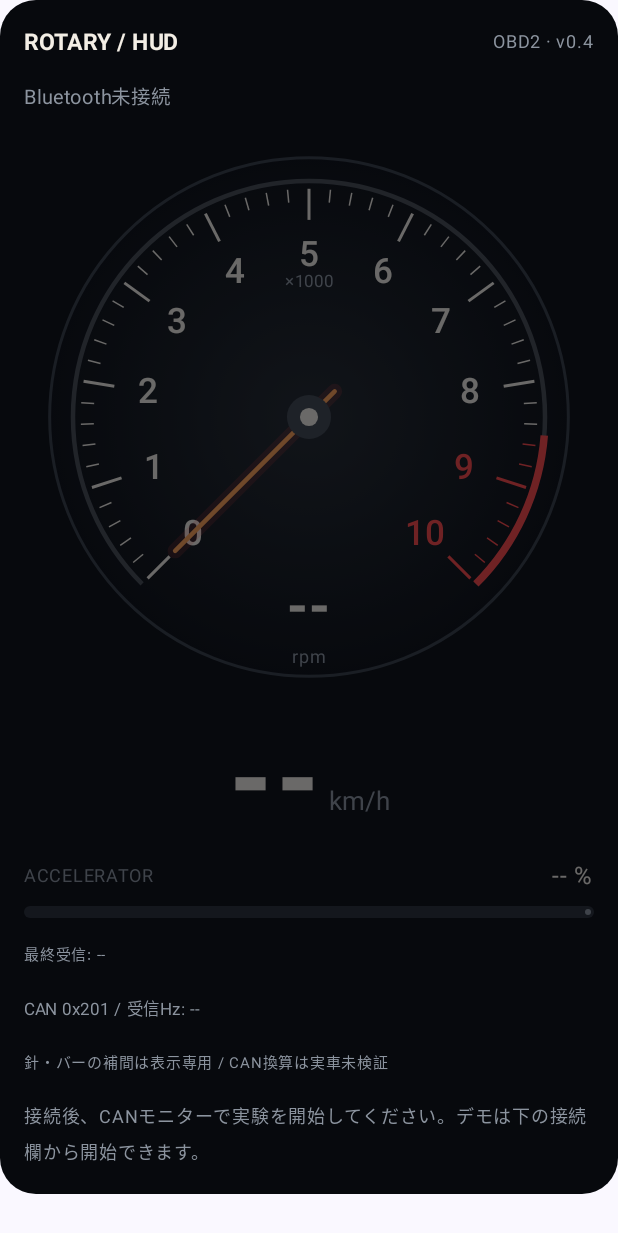
After one commit to nekodamasi34/CarDashBoard, an Android app built with Jetpack Compose: the composable HudScreen shown on its own in the app's theme, on a phone screen of 412 x 824 dp. The commit adds this screen. Shown: the top 1233 px of the screen. Run offline under Robolectric (Android 15) with nearby library versions, the phone set to English and light mode, and no system bars.

Commit message:
Release ver0.4

```diff
--- a/app/build.gradle.kts
+++ b/app/build.gradle.kts
@@ -15,8 +15,8 @@ android {
         applicationId = "dev.aw.cardashboard"
         minSdk = 31
         targetSdk = 36
-        versionCode = 5
-        versionName = "0.3.2"
+        versionCode = 6
+        versionName = "0.4"
 
         testInstrumentationRunner = "androidx.test.runner.AndroidJUnitRunner"
     }
--- a/app/src/main/java/dev/aw/cardashboard/CanFrameParser.kt
+++ b/app/src/main/java/dev/aw/cardashboard/CanFrameParser.kt
@@ -23,14 +23,16 @@ object CanFrameParser {
     fun parseLines(raw: String, now: Long) = raw.split('\r', '\n').mapNotNull { parse(it, now) }
 }
 
-data class Rx8CanValues(val rpm: Float, val speedKmh: Double)
+data class Rx8CanValues(val rpm: Float, val speedKmh: Double, val acceleratorPercent: Float = 0f)
 /** Unverified on Japanese 2005 RX-8. Offsets are zero based; big endian. */
 class Rx8CanDecoder(val rpmOffset: Int = 0, val rpmDivisor: Double = 4.0,
     val speedOffset: Int = 4, val speedBias: Double = 10000.0, val speedDivisor: Double = 100.0) {
     fun decode(frame: CanFrame): Rx8CanValues? {
         if (frame.id != 0x201 || frame.data.size != 8) return null
         fun word(offset: Int) = frame.data[offset] * 256 + frame.data[offset + 1]
-        return Rx8CanValues((word(rpmOffset) / rpmDivisor).toFloat(), (word(speedOffset) - speedBias) / speedDivisor)
+        return Rx8CanValues((word(rpmOffset) / rpmDivisor).toFloat(),
+            ((word(speedOffset) - speedBias) / speedDivisor).coerceAtLeast(0.0),
+            (frame.data[6] / 2f).coerceIn(0f, 100f))
     }
 }
 
--- /dev/null
+++ b/app/src/main/java/dev/aw/cardashboard/HudScreen.kt
@@ -0,0 +1,141 @@
+package dev.aw.cardashboard
+
+import android.graphics.Paint
+import android.os.SystemClock
+import androidx.compose.animation.core.animateFloatAsState
+import androidx.compose.animation.core.tween
+import androidx.compose.foundation.Canvas
+import androidx.compose.foundation.background
+import androidx.compose.foundation.layout.*
+import androidx.compose.foundation.shape.RoundedCornerShape
+import androidx.compose.material3.LinearProgressIndicator
+import androidx.compose.material3.Text
+import androidx.compose.runtime.*
+import androidx.compose.ui.Alignment
+import androidx.compose.ui.Modifier
+import androidx.compose.ui.draw.alpha
+import androidx.compose.ui.graphics.*
+import androidx.compose.ui.graphics.drawscope.Stroke
+import androidx.compose.ui.text.font.FontWeight
+import androidx.compose.ui.unit.dp
+import androidx.compose.ui.unit.sp
+import kotlinx.coroutines.delay
+import java.util.Locale
+import kotlin.math.*
+
+private val HudWhite = Color(0xFFF3EEE5)
+private val HudOrange = Color(0xFFFFA052)
+private val HudRed = Color(0xFFFF4545)
+private val HudMuted = Color(0xFF8C949F)
+
+@Composable
+fun HudScreen(data: DashboardState) {
+    var now by remember { mutableLongStateOf(SystemClock.elapsedRealtimeNanos()) }
+    LaunchedEffect(Unit) { while (true) { now = SystemClock.elapsedRealtimeNanos(); delay(100) } }
+    val state = data.toHudState(now)
+    val active = state.status == HudStatus.LIVE || state.status == HudStatus.DEMO
+    val visible = state.values
+    Column(Modifier.fillMaxWidth().background(Color(0xFF07090D), RoundedCornerShape(24.dp))
+        .padding(16.dp), verticalArrangement = Arrangement.spacedBy(12.dp)) {
+        Row(Modifier.fillMaxWidth(), horizontalArrangement = Arrangement.SpaceBetween) {
+            Text("ROTARY / HUD", color = HudWhite, fontWeight = FontWeight.Bold, fontSize = 15.sp)
+            Text("${state.source} · v0.4", color = HudMuted, fontSize = 12.sp)
+        }
+        Text(state.status.label, color = when (state.status) {
+            HudStatus.LIVE -> HudOrange
+            HudStatus.ERROR -> HudRed
+            else -> HudMuted
+        }, fontSize = 13.sp)
+        Column(Modifier.alpha(if (active) 1f else .42f), verticalArrangement = Arrangement.spacedBy(12.dp)) {
+            TachometerGauge(visible?.rpm)
+            SpeedHud(visible?.speedKmh)
+            AcceleratorHud(visible?.acceleratorPercent)
+        }
+        Text(if (state.lastUpdatedNs == null) "最終受信: --" else
+            String.format(Locale.US, "最終更新: %.1f秒前 · %s", (state.ageNs ?: 0) / 1e9,
+                if (state.source == "DEMO") "デモ生成値" else "受信時刻 ${state.lastUpdatedNs} ns (起動後)"),
+            color = HudMuted, fontSize = 10.sp)
+        Text(if (state.measuredHz == null) "CAN 0x201 / 受信Hz: --" else
+            String.format(Locale.US, "CAN 0x201 / 実測受信: %.1f Hz", state.measuredHz),
+            color = HudMuted, fontSize = 11.sp)
+        Text("針・バーの補間は表示専用 / CAN換算は実車未検証", color = HudMuted, fontSize = 10.sp)
+        if (state.status == HudStatus.WAITING || state.status == HudStatus.OFFLINE)
+            Text("接続後、CANモニターで実験を開始してください。デモは下の接続欄から開始できます。",
+                color = HudMuted, fontSize = 12.sp)
+        if (state.status == HudStatus.ERROR) Text(data.communicationError ?: "CAN受信エラー。通信ログを確認してください。", color = HudRed, fontSize = 12.sp)
+    }
+}
+
+@Composable
+fun TachometerGauge(rpm: Float?) {
+    val needle by animateFloatAsState((rpm ?: 0f).coerceIn(0f, HUD_MAX_RPM), tween(140), label = "rpm needle")
+    val hot = rpm != null && rpm >= HUD_REDLINE_RPM
+    Box(Modifier.fillMaxWidth().aspectRatio(1f), contentAlignment = Alignment.Center) {
+        Canvas(Modifier.fillMaxSize()) {
+            val radius = size.minDimension * .455f
+            val center = androidx.compose.ui.geometry.Offset(size.width / 2, size.height / 2)
+            fun point(degrees: Float, r: Float): androidx.compose.ui.geometry.Offset {
+                val a = Math.toRadians(degrees.toDouble())
+                return center + androidx.compose.ui.geometry.Offset(cos(a).toFloat() * r, sin(a).toFloat() * r)
+            }
+            drawCircle(Brush.radialGradient(listOf(Color(0xFF20252B), Color(0xFF090B10)), center, radius), radius, center)
+            drawCircle(Color(0xFF353B44), radius, center, style = Stroke(2.dp.toPx()))
+            val arcRadius = radius * .91f
+            val topLeft = center - androidx.compose.ui.geometry.Offset(arcRadius, arcRadius)
+            val arcSize = androidx.compose.ui.geometry.Size(arcRadius * 2, arcRadius * 2)
+            drawArc(Color(0xFF454A51), 135f, 270f, false, topLeft, arcSize, style = Stroke(3.dp.toPx()))
+            val redStart = 135f + 270f * HUD_REDLINE_RPM / HUD_MAX_RPM
+            drawArc(HudRed, redStart, 405f - redStart, false, topLeft, arcSize, style = Stroke(5.dp.toPx()))
+            val paint = Paint(Paint.ANTI_ALIAS_FLAG).apply {
+                textAlign = Paint.Align.CENTER; typeface = android.graphics.Typeface.create("sans-serif-medium", android.graphics.Typeface.NORMAL)
+                textSize = radius * .135f
+            }
+            for (tick in 0..50) {
+                val value = tick * 200f
+                val angle = 135f + 270f * value / HUD_MAX_RPM
+                val major = tick % 5 == 0
+                val color = if (value >= HUD_REDLINE_RPM) HudRed else HudWhite
+                drawLine(color, point(angle, radius * .88f), point(angle, radius * if (major) .76f else .83f),
+                    if (major) 2.dp.toPx() else 1.dp.toPx())
+                if (major) {
+                    paint.color = color.toArgb()
+                    val p = point(angle, radius * .63f)
+                    drawContext.canvas.nativeCanvas.drawText((tick / 5).toString(), p.x, p.y - (paint.ascent() + paint.descent()) / 2, paint)
+                }
+            }
+            val angle = 135f + 270f * needle / HUD_MAX_RPM
+            drawLine(HudRed.copy(alpha = .16f), point(angle, -radius * .14f), point(angle, radius * .73f), 10.dp.toPx(), StrokeCap.Round)
+            drawLine(HudOrange, point(angle, -radius * .14f), point(angle, radius * .73f), 3.dp.toPx(), StrokeCap.Round)
+            drawCircle(Color(0xFF3F454E), radius * .085f, center)
+            drawCircle(HudWhite, radius * .035f, center)
+        }
+        Text("×1000", Modifier.align(Alignment.TopCenter).padding(top = 88.dp), color = HudMuted, fontSize = 11.sp)
+        Column(Modifier.align(Alignment.BottomCenter).padding(bottom = 18.dp), horizontalAlignment = Alignment.CenterHorizontally) {
+            Text(rpm?.roundToInt()?.toString() ?: "--", color = if (hot) HudRed else HudWhite,
+                fontSize = 36.sp, fontWeight = FontWeight.Bold)
+            Text("rpm", color = HudMuted, fontSize = 12.sp)
+        }
+    }
+}
+
+@Composable
+fun SpeedHud(speedKmh: Double?) {
+    Row(Modifier.fillMaxWidth(), horizontalArrangement = Arrangement.Center, verticalAlignment = Alignment.Bottom) {
+        Text(speedKmh?.coerceAtLeast(0.0)?.roundToInt()?.toString() ?: "--", color = HudWhite,
+            fontWeight = FontWeight.Black, fontSize = 68.sp)
+        Text(" km/h", Modifier.padding(bottom = 14.dp), color = HudMuted, fontSize = 17.sp)
+    }
+}
+
+@Composable
+fun AcceleratorHud(percent: Float?) {
+    val fraction by animateFloatAsState((percent ?: 0f).coerceIn(0f, 100f) / 100f, tween(120), label = "accelerator bar")
+    Column(verticalArrangement = Arrangement.spacedBy(8.dp)) {
+        Row(Modifier.fillMaxWidth(), horizontalArrangement = Arrangement.SpaceBetween) {
+            Text("ACCELERATOR", color = HudMuted, fontSize = 12.sp)
+            Text(percent?.let { "${it.coerceIn(0f, 100f).roundToInt()} %" } ?: "-- %", color = HudWhite, fontSize = 16.sp)
+        }
+        LinearProgressIndicator(progress = { fraction }, modifier = Modifier.fillMaxWidth().height(8.dp),
+            color = if ((percent ?: 0f) > 0f) HudOrange else HudMuted, trackColor = Color(0xFF262B33))
+    }
+}
--- /dev/null
+++ b/app/src/main/java/dev/aw/cardashboard/HudState.kt
@@ -0,0 +1,32 @@
+package dev.aw.cardashboard
+
+const val HUD_MAX_RPM = 10000f
+const val HUD_REDLINE_RPM = 8500f
+const val HUD_STALE_NS = 3_000_000_000L
+
+enum class HudStatus(val label: String) {
+    OFFLINE("Bluetooth未接続"), WAITING("CAN未受信"), LIVE("LIVE"),
+    DEMO("DEMO · 実測ではありません"), STALE("STALE · データが古い"), ERROR("通信エラー")
+}
+
+data class HudState(
+    val source: String, val status: HudStatus, val values: Rx8CanValues? = null,
+    val lastUpdatedNs: Long? = null, val ageNs: Long? = null, val measuredHz: Double? = null
+)
+
+/** Monotonic receive time only: animation frames never update telemetry or measured Hz. */
+fun DashboardState.toHudState(nowNs: Long): HudState {
+    if (demo) return HudState("DEMO", HudStatus.DEMO, demoHud, demoUpdatedNs,
+        demoUpdatedNs?.let { (nowNs - it).coerceAtLeast(0) })
+    val source = if (communication == CommunicationMode.CAN) "CAN" else "OBD2"
+    if (communicationError != null || (communication == CommunicationMode.CAN && can.live.errors > 0))
+        return HudState(source, HudStatus.ERROR)
+    if (!bluetoothConnected) return HudState(source, HudStatus.OFFLINE)
+    // OBD2 remains available on the original meter; this HUD requires CAN 0x201.
+    val frame = can.latest?.takeIf { communication == CommunicationMode.CAN }
+    val values = frame?.let { Rx8CanDecoder().decode(it) }
+    if (values == null) return HudState(source, HudStatus.WAITING)
+    val age = (nowNs - frame.receivedNs).coerceAtLeast(0)
+    return HudState("CAN", if (CommunicationHealth.fresh(nowNs, frame.receivedNs, HUD_STALE_NS))
+        HudStatus.LIVE else HudStatus.STALE, values, frame.receivedNs, age, can.live.hz)
+}
```
Also changed, not shown: app/src/main/java/dev/aw/cardashboard/MainActivity.kt (+6 -4 lines), app/src/main/java/dev/aw/cardashboard/ObdController.kt (+11 -4 lines), 4 other files.
